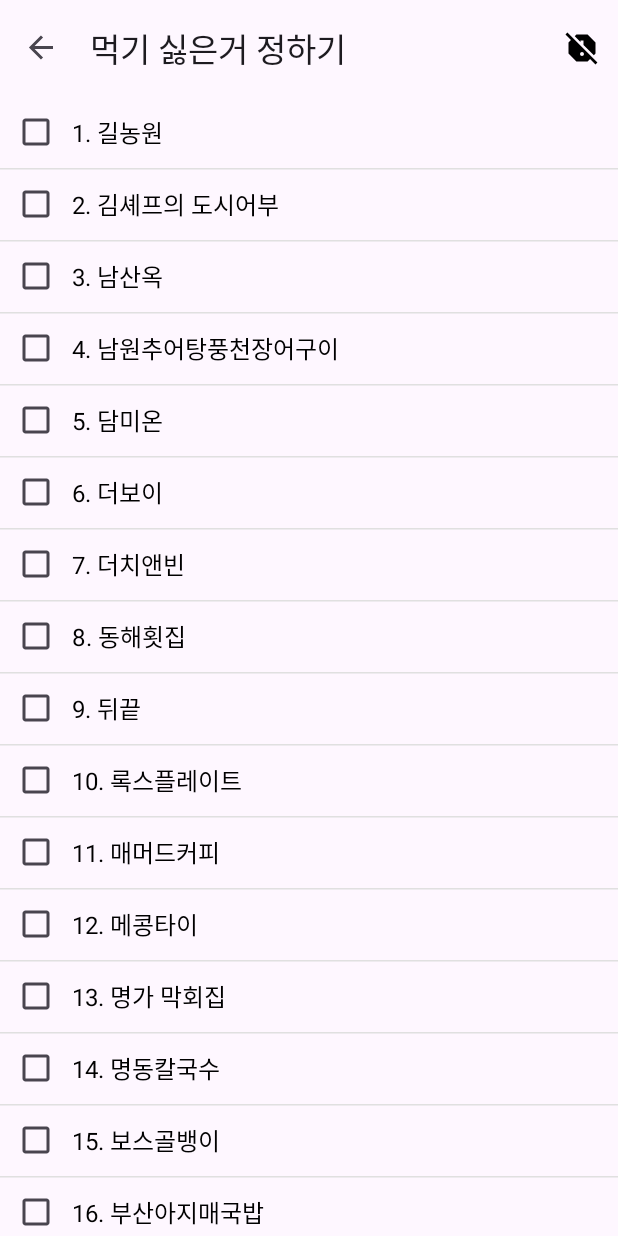
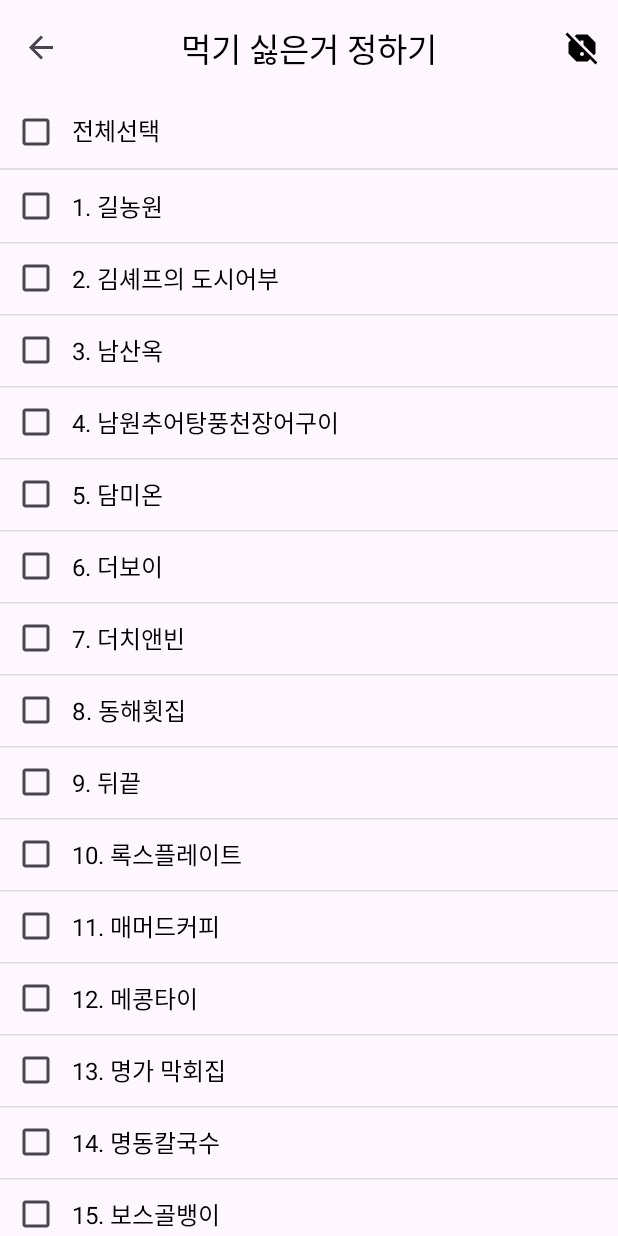
Before and after one commit to LeeJangHee/LunchPicker, an Android app: the BanFragment screen opened through its navigation route, on a phone screen of 412 x 824 dp. Run offline under Robolectric (Android 15) with nearby library versions, the light colour scheme and no system bars; our stand-ins replace Dagger/Hilt's generated code, navigation-ui; 3 statements that could not run were skipped.

Commit message:
- 금지 리스트 전체선택 추가

```diff
--- a/app/src/main/AndroidManifest.xml
+++ b/app/src/main/AndroidManifest.xml
@@ -15,8 +15,8 @@
         android:name=".App">
         <activity
             android:name=".presenter.activity.MainActivity"
+            android:screenOrientation="portrait"
             android:exported="true"
-            android:label="@string/app_name"
             android:theme="@style/Theme.LaunchPicker">
             <intent-filter>
                 <action android:name="android.intent.action.MAIN" />
--- a/app/src/main/java/com/devlee/launchpicker/presenter/fragment/ban/BanAdapter.kt
+++ b/app/src/main/java/com/devlee/launchpicker/presenter/fragment/ban/BanAdapter.kt
@@ -13,7 +13,7 @@ import okhttp3.internal.toImmutableList
 
 class BanAdapter(
     private val selectedCallback: (List<String>) -> Unit
-): ListAdapter<String, BanAdapter.BanViewHolder>(diffUtilCallback) {
+) : ListAdapter<String, BanAdapter.BanViewHolder>(diffUtilCallback) {
 
     companion object {
         private val diffUtilCallback = object : DiffUtil.ItemCallback<String>() {
@@ -31,7 +31,7 @@ class BanAdapter(
     private val _selectedBanList: MutableList<String> = mutableListOf()
     val selectedBanList get() = _selectedBanList.toImmutableList()
 
-    inner class BanViewHolder(val binding: ItemBanBinding): RecyclerView.ViewHolder(binding.root)
+    inner class BanViewHolder(val binding: ItemBanBinding) : RecyclerView.ViewHolder(binding.root)
 
     override fun onCreateViewHolder(parent: ViewGroup, viewType: Int): BanViewHolder {
         return BanViewHolder(ItemBanBinding.inflate(LayoutInflater.from(parent.context), parent, false))
@@ -60,4 +60,13 @@ class BanAdapter(
         _selectedBanList.clear()
         _selectedBanList.addAll(prevList)
     }
+
+    fun setSelectedAll(isSelectedAll: Boolean, completed: (List<String>) -> Unit) {
+        _selectedBanList.clear()
+        if (isSelectedAll) {
+            _selectedBanList.addAll(currentList)
+        }
+        notifyItemRangeChanged(0, itemCount)
+        completed.invoke(selectedBanList)
+    }
 }
--- a/app/src/main/java/com/devlee/launchpicker/presenter/fragment/ban/BanFragment.kt
+++ b/app/src/main/java/com/devlee/launchpicker/presenter/fragment/ban/BanFragment.kt
@@ -2,16 +2,17 @@ package com.devlee.launchpicker.presenter.fragment.ban
 
 import android.graphics.Color
 import android.os.Bundle
-import android.os.Handler
-import android.os.Looper
+import android.util.Log
 import android.view.LayoutInflater
 import android.view.View
 import android.view.ViewGroup
-import androidx.activity.addCallback
+import androidx.core.content.ContextCompat
 import androidx.fragment.app.Fragment
 import androidx.recyclerview.widget.RecyclerView
+import com.devlee.launchpicker.R
 import com.devlee.launchpicker.databinding.FragmentBanBinding
 import com.devlee.launchpicker.util.Consts.STORE_LIST
+import com.devlee.launchpicker.util.Consts.TAG
 import com.devlee.launchpicker.util.CustomDecoration
 import com.devlee.launchpicker.util.PreferenceUtil
 import com.devlee.launchpicker.util.toDp
@@ -39,6 +40,7 @@ class BanFragment : Fragment() {
     lateinit var pref: PreferenceUtil
 
     private val selectedCallback: (List<String>) -> Unit = {
+        binding.selectAllCheck.isChecked = it.size == banAdapter.itemCount
         pref.setIgnoreStore(it)
     }
 
@@ -52,7 +54,17 @@ class BanFragment : Fragment() {
         super.onViewCreated(view, savedInstanceState)
         binding.banRecyclerView.init()
 
-        banAdapter.submitList(storeList)
+        banAdapter.submitList(storeList) {
+            binding.selectAllCheck.isChecked = banAdapter.selectedBanList.size == banAdapter.itemCount
+        }
+
+        binding.selectAllBody.setOnClickListener {
+            val checked = !binding.selectAllCheck.isChecked
+            binding.selectAllCheck.isChecked = checked
+            banAdapter.setSelectedAll(checked) {
+                pref.setIgnoreStore(it)
+            }
+        }
     }
 
     private fun RecyclerView.init() {
@@ -61,7 +73,7 @@ class BanFragment : Fragment() {
         addItemDecoration(
             CustomDecoration(
                 height = 1.toDp(),
-                color = Color.parseColor("#e0e0e0")
+                color = ContextCompat.getColor(requireContext(), R.color.space)
             )
         )
     }
--- a/app/src/main/java/com/devlee/launchpicker/util/PreferenceUtil.kt
+++ b/app/src/main/java/com/devlee/launchpicker/util/PreferenceUtil.kt
@@ -1,10 +1,7 @@
 package com.devlee.launchpicker.util
 
 import android.content.SharedPreferences
-import android.util.Log
 import androidx.core.content.edit
-import com.devlee.launchpicker.util.Consts.TAG
-import com.google.gson.Gson
 import javax.inject.Inject
 import javax.inject.Singleton
 
@@ -13,14 +10,11 @@ class PreferenceUtil @Inject constructor(
     private val pref: SharedPreferences
 ) {
 
-    private val gson = Gson()
-
     companion object {
         const val IGNORE_STORE = "ignore_store"
     }
 
     fun setIgnoreStore(ignoreList: Collection<String>) {
-        Log.d(TAG, "setIgnoreStore: ${ignoreList.toPrettyJson()}")
         pref.edit {
             putString(IGNORE_STORE, ignoreList.toJsonNotNull())
         }
--- a/app/src/main/res/layout/activity_main.xml
+++ b/app/src/main/res/layout/activity_main.xml
@@ -1,19 +1,21 @@
 <?xml version="1.0" encoding="utf-8"?>
 <androidx.coordinatorlayout.widget.CoordinatorLayout xmlns:android="http://schemas.android.com/apk/res/android"
     xmlns:tools="http://schemas.android.com/tools"
+    xmlns:app="http://schemas.android.com/apk/res-auto"
     android:layout_width="match_parent"
     android:layout_height="match_parent"
     tools:context=".presenter.activity.MainActivity">
 
     <com.google.android.material.appbar.AppBarLayout
-        style="@style/MyActionBar"
         android:layout_width="match_parent"
         android:layout_height="wrap_content">
 
         <com.google.android.material.appbar.MaterialToolbar
             android:id="@+id/toolbar"
             android:layout_width="match_parent"
-            android:layout_height="?attr/actionBarSize" />
+            android:layout_height="?attr/actionBarSize"
+            app:titleTextAppearance="@style/MyActionBar.TitleStyle"
+            app:titleCentered="true"/>
 
     </com.google.android.material.appbar.AppBarLayout>
 
--- a/app/src/main/res/layout/fragment_ban.xml
+++ b/app/src/main/res/layout/fragment_ban.xml
@@ -6,12 +6,54 @@
     android:layout_height="match_parent"
     tools:context=".presenter.fragment.ban.BanFragment">
 
+    <LinearLayout
+        android:id="@+id/selectAllBody"
+        android:layout_width="match_parent"
+        android:layout_height="wrap_content"
+        android:orientation="horizontal"
+        app:layout_constraintBottom_toTopOf="@+id/spaceView"
+        app:layout_constraintEnd_toEndOf="parent"
+        app:layout_constraintHorizontal_bias="0.5"
+        app:layout_constraintStart_toStartOf="parent"
+        app:layout_constraintTop_toTopOf="parent">
+
+        <com.google.android.material.checkbox.MaterialCheckBox
+            android:id="@+id/selectAllCheck"
+            android:layout_width="wrap_content"
+            android:layout_height="wrap_content"
+            android:clickable="false"
+            android:background="@android:color/transparent" />
+
+        <com.google.android.material.textview.MaterialTextView
+            android:layout_width="wrap_content"
+            android:layout_height="wrap_content"
+            android:text="@string/text_selected_all"
+            android:textColor="@color/black"
+            android:textSize="16dp" />
+    </LinearLayout>
+
+    <View
+        android:id="@+id/spaceView"
+        android:layout_width="match_parent"
+        android:layout_height="1dp"
+        android:background="@color/space"
+        app:layout_constraintBottom_toTopOf="@+id/banRecyclerView"
+        app:layout_constraintEnd_toEndOf="parent"
+        app:layout_constraintHorizontal_bias="0.5"
+        app:layout_constraintStart_toStartOf="parent"
+        app:layout_constraintTop_toBottomOf="@+id/selectAllBody" />
+
     <androidx.recyclerview.widget.RecyclerView
         android:id="@+id/banRecyclerView"
         android:layout_width="match_parent"
-        android:layout_height="match_parent"
+        android:layout_height="0dp"
         android:orientation="vertical"
         app:layoutManager="androidx.recyclerview.widget.LinearLayoutManager"
-        tools:listitem="@layout/item_ban"/>
+        app:layout_constraintBottom_toBottomOf="parent"
+        app:layout_constraintEnd_toEndOf="parent"
+        app:layout_constraintHorizontal_bias="0.5"
+        app:layout_constraintStart_toStartOf="parent"
+        app:layout_constraintTop_toBottomOf="@+id/spaceView"
+        tools:listitem="@layout/item_ban" />
 
 </androidx.constraintlayout.widget.ConstraintLayout>
--- a/app/src/main/res/values/colors.xml
+++ b/app/src/main/res/values/colors.xml
@@ -2,4 +2,5 @@
 <resources>
     <color name="black">#FF000000</color>
     <color name="white">#FFFFFFFF</color>
+    <color name="space">#e0e0e0</color>
 </resources>
--- a/app/src/main/res/values/strings.xml
+++ b/app/src/main/res/values/strings.xml
@@ -10,6 +10,7 @@
     <string name="restart_btn_text">다시 고르기</string>
     <string name="hint_once_item">선택할 수 있는 점심이 1개 입니다.</string>
     <string name="empty_item">선택할 수 있는 점심이 없습니다.</string>
+    <string name="text_selected_all">전체선택</string>
 
     <string-array name="lunch_store">
         <item>길농원</item>
--- a/app/src/main/res/values/themes.xml
+++ b/app/src/main/res/values/themes.xml
@@ -1,21 +1,24 @@
 <resources xmlns:tools="http://schemas.android.com/tools">
     <!-- Base application theme. -->
-    <style name="Base.Theme.LaunchPicker" parent="Theme.Material3.DayNight.NoActionBar">
+    <style name="Base.Theme.LaunchPicker" parent="Theme.Material3.Light.NoActionBar">
         <!-- Customize your light theme here. -->
         <!-- <item name="colorPrimary">@color/my_light_primary</item> -->
 
         <!-- Support library compatibility -->
         <item name="actionBarStyle">@style/MyActionBar</item>
+        <item name="android:actionBarStyle">@style/MyActionBar</item>
     </style>
 
     <style name="Theme.LaunchPicker" parent="Base.Theme.LaunchPicker" />
 
-    <style name="MyActionBar" parent="@style/Widget.AppCompat.ActionBar.Solid">
+    <style name="MyActionBar" parent="Widget.Material3.Light.ActionBar.Solid">
         <item name="titleTextStyle">@style/MyActionBar.TitleStyle</item>
+        <item name="android:titleTextStyle">@style/MyActionBar.TitleStyle</item>
     </style>
 
-    <style name="MyActionBar.TitleStyle" parent="@style/TextAppearance.AppCompat.Widget.ActionBar.Title">
-        <item name="android:textSize">20dp</item>
+    <style name="MyActionBar.TitleStyle" parent="TextAppearance.Material3.ActionBar.Title">
+        <item name="android:textSize" tools:ignore="SpUsage">22dp</item>
         <item name="android:textColor">@color/black</item>
     </style>
+
 </resources>
```
